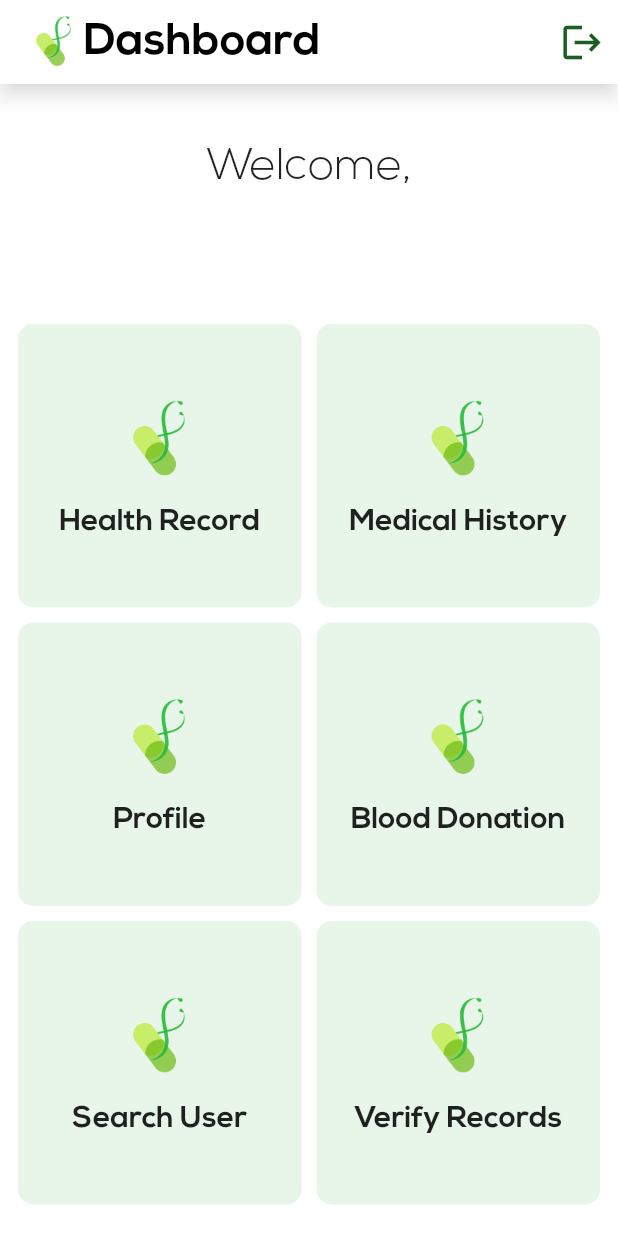
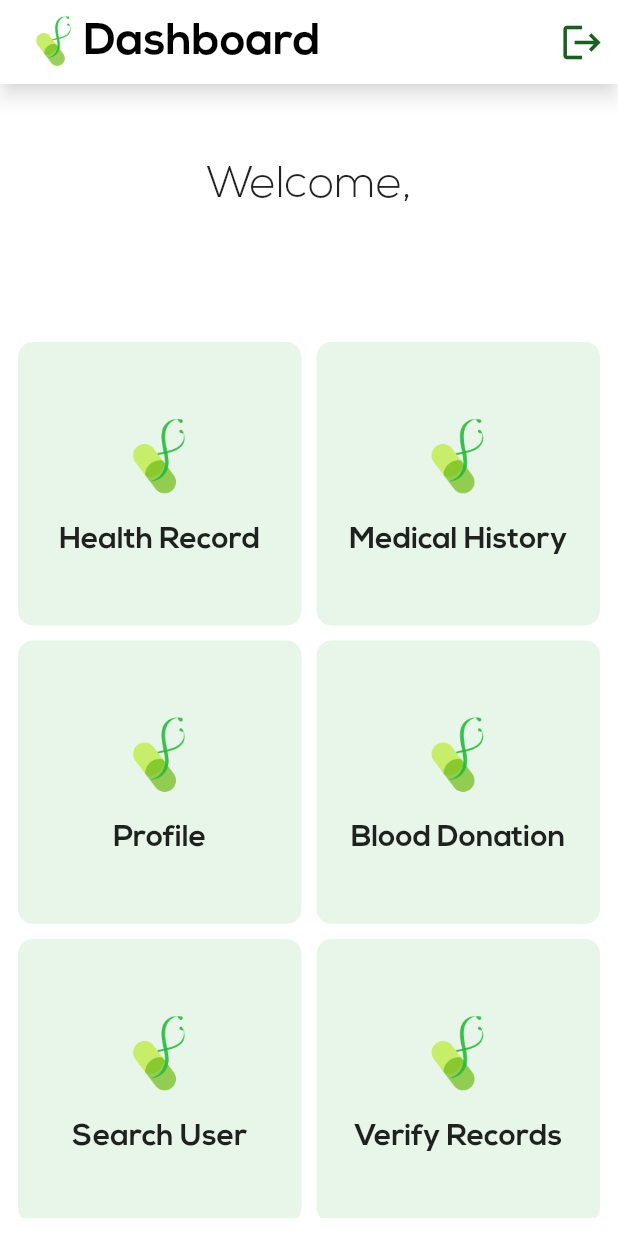
Before and after one commit to nandbyte/lifeline, a Flutter app: the UserDashboardScreen screen opened by its route, on a phone screen of 412 x 824 dp. Run offline on Flutter 3.47's test engine with Material 2 defaults, Android fonts, the phone set to English and light mode, and no system bars; our stand-ins replace animated_text_kit, cloud_firestore, firebase_auth, firebase_core, flutter_spinkit, modal_progress_hud and 1 more; accounts and stored records are empty.

Commit message:
Fixed padding value

```diff
--- a/lib/screens/user_dashboard_screen.dart
+++ b/lib/screens/user_dashboard_screen.dart
@@ -85,7 +85,7 @@ class _UserDashboardScreenState extends State<UserDashboardScreen> {
         shadowColor: Colors.black54,
       ),
       body: Padding(
-        padding: EdgeInsets.symmetric(horizontal: 12.0),
+        padding: EdgeInsets.all(12.0),
         child: ListView(
           children: [
             Column(
--- a/lib/screens/user_login_screen.dart
+++ b/lib/screens/user_login_screen.dart
@@ -31,7 +31,7 @@ class _UserLoginScreenState extends State<UserLoginScreen> {
         child: Center(
           child: SingleChildScrollView(
             child: Padding(
-              padding: EdgeInsets.symmetric(horizontal: 12.0),
+              padding: EdgeInsets.all(12.0),
               child: Column(
                 mainAxisAlignment: MainAxisAlignment.center,
                 crossAxisAlignment: CrossAxisAlignment.stretch,
--- a/lib/screens/user_registration_screen.dart
+++ b/lib/screens/user_registration_screen.dart
@@ -31,7 +31,7 @@ class _UserRegistrationScreenState extends State<UserRegistrationScreen> {
         child: Center(
           child: SingleChildScrollView(
             child: Padding(
-              padding: EdgeInsets.symmetric(horizontal: 12.0),
+              padding: EdgeInsets.all(12.0),
               child: Column(
                 mainAxisAlignment: MainAxisAlignment.center,
                 crossAxisAlignment: CrossAxisAlignment.stretch,
```
